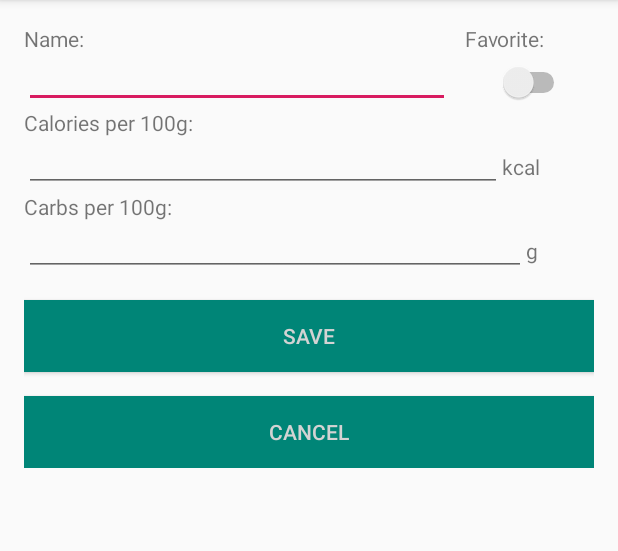
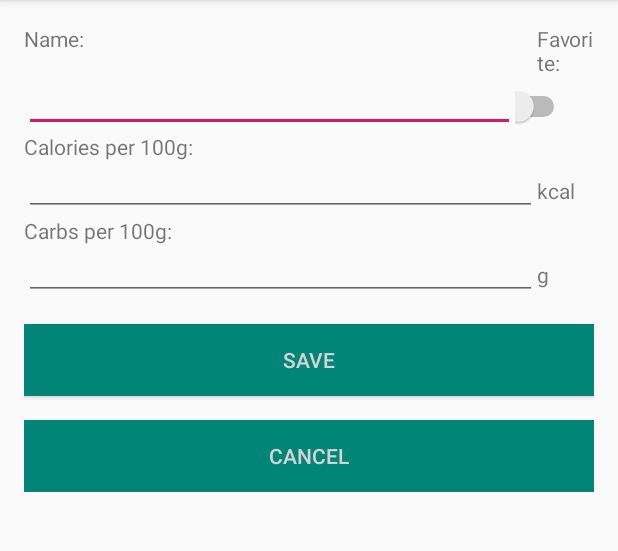
Before and after one commit to UlricusR/Android-EasyFPU, an Android app: the NewFoodActivity screen opened directly, with no data from a screen before it, on a phone screen of 412 x 824 dp, the part 84-635 px from its top. Run offline under Robolectric (Android 15) with nearby library versions, the phone set to English and light mode, and no system bars.

Commit message:
Removed parent layout_width, child width 0dp

```diff
--- a/app/src/main/res/layout/activity_new_food.xml
+++ b/app/src/main/res/layout/activity_new_food.xml
@@ -12,8 +12,7 @@
 
     <LinearLayout
         android:layout_width="match_parent"
-        android:layout_height="wrap_content"
-        android:layout_weight="100">
+        android:layout_height="wrap_content">
 
         <TextView
             android:id="@+id/foodname_label"
@@ -24,7 +23,7 @@
 
         <TextView
             android:id="@+id/favorite_label"
-            android:layout_width="wrap_content"
+            android:layout_width="0dp"
             android:layout_height="wrap_content"
             android:layout_weight="10"
             android:text="@string/favorite_label" />
@@ -33,8 +32,7 @@
 
     <LinearLayout
         android:layout_width="match_parent"
-        android:layout_height="wrap_content"
-        android:layout_weight="100">
+        android:layout_height="wrap_content">
 
         <EditText
             android:id="@+id/foodname"
@@ -49,7 +47,7 @@
 
         <Switch
             android:id="@+id/favorite"
-            android:layout_width="wrap_content"
+            android:layout_width="0dp"
             android:layout_height="wrap_content"
             android:layout_weight="10"
             android:layout_marginEnd="16dp" />
@@ -64,8 +62,7 @@
 
     <LinearLayout
         android:layout_width="match_parent"
-        android:layout_height="wrap_content"
-        android:layout_weight="100">
+        android:layout_height="wrap_content">
 
         <EditText
             android:id="@+id/calories"
@@ -80,7 +77,7 @@
 
         <TextView
             android:id="@+id/calories_unit"
-            android:layout_width="wrap_content"
+            android:layout_width="0dp"
             android:layout_height="wrap_content"
             android:layout_weight="10"
             android:text="@string/calories_unit"
@@ -96,8 +93,7 @@
 
     <LinearLayout
         android:layout_width="match_parent"
-        android:layout_height="wrap_content"
-        android:layout_weight="100">
+        android:layout_height="wrap_content">
 
         <EditText
             android:id="@+id/carbs"
@@ -112,7 +108,7 @@
 
         <TextView
             android:id="@+id/carbs_unit"
-            android:layout_width="wrap_content"
+            android:layout_width="0dp"
             android:layout_height="wrap_content"
             android:layout_weight="10"
             android:text="@string/carbs_unit" />
```
